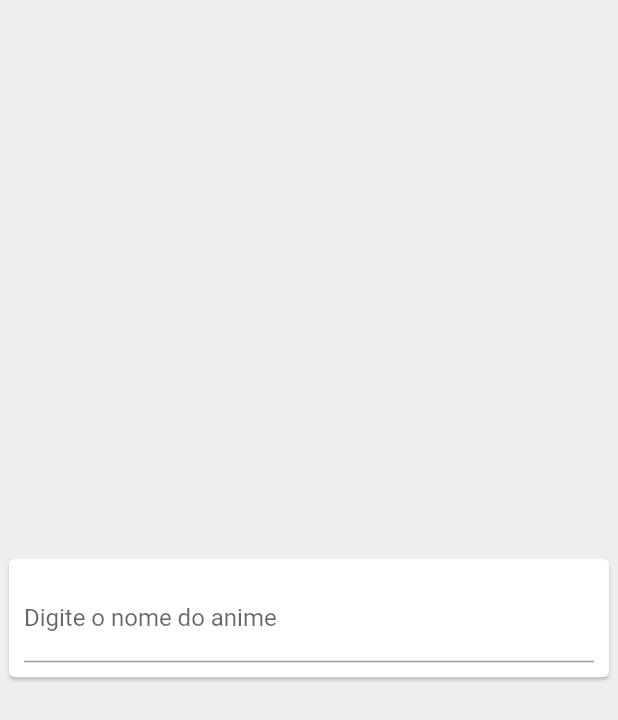
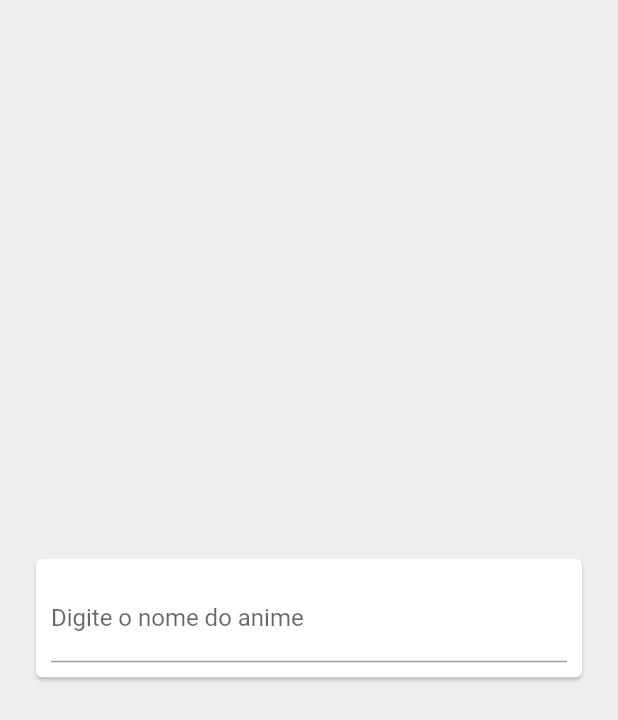
Before and after one commit to GuilhermeZety/anime, a Flutter app: the screen it shows after launch, on a phone screen of 412 x 824 dp. Shown: the top 720 px of the screen. Run offline on Flutter 3.47's test engine with Material 2 defaults, Android fonts, the phone set to English and light mode, and no system bars; our stand-ins replace auto_size_text, bloc, dio, flutter_bloc, shared_preferences.

Commit message:
:construction: coisas extras

```diff
--- a/lib/cubit/home_state.dart
+++ b/lib/cubit/home_state.dart
@@ -24,8 +24,8 @@ final class HomeResult extends HomeState {
   HomeResult(this.info);
 }
 
-final class HomeWatch extends HomeState {
-  final String url;
+// final class HomeWatch extends HomeState {
+//   final String url;
 
-  HomeWatch(this.url);
-}
+//   HomeWatch(this.url);
+// }
--- a/lib/main.dart
+++ b/lib/main.dart
@@ -1,17 +1,12 @@
 // ignore_for_file: public_member_api_docs, sort_constructors_first
-import 'dart:developer';
-
 import 'package:anime/cubit/home_cubit.dart';
+import 'package:auto_size_text/auto_size_text.dart';
 import 'package:flutter/material.dart';
-import 'package:flutter/services.dart';
 import 'package:flutter_bloc/flutter_bloc.dart';
-import 'package:webview_windows/webview_windows.dart';
-import 'package:window_manager/window_manager.dart';
 
 void main() async {
   WidgetsFlutterBinding.ensureInitialized();
   // Must add this line.
-  await windowManager.ensureInitialized();
   runApp(const MainApp());
 }
 
@@ -31,43 +26,14 @@ class Home extends StatefulWidget {
   State<Home> createState() => _HomeState();
 }
 
-class _HomeState extends State<Home> with WidgetsBindingObserver {
+class _HomeState extends State<Home> {
   final HomeCubit _cubit = HomeCubit();
   bool inFullScreen = false;
 
   @override
   void initState() {
-    WidgetsBinding.instance.addObserver(this);
-    ServicesBinding.instance.keyboard.addHandler(_onkey);
     _cubit.init();
     super.initState();
-  }
-
-  @override
-  void didChangeAppLifecycleState(AppLifecycleState state) {
-    log('state = $state');
-  }
-
-  Future setFullscreen() async {
-    var isFullScreen = await WindowManager.instance.isFullScreen();
-    if (isFullScreen) {
-      inFullScreen = false;
-      await windowManager.setFullScreen(false);
-      if (mounted) setState(() {});
-      return;
-    } else {
-      inFullScreen = true;
-      await windowManager.setFullScreen(true);
-      if (mounted) setState(() {});
-      return;
-    }
-  }
-
-  bool _onkey(KeyEvent event) {
-    if (event.logicalKey == LogicalKeyboardKey.f11 && event is KeyDownEvent) {
-      setFullscreen();
-    }
-    return false;
   }
 
   final TextEditingController _controller = TextEditingController();
@@ -87,7 +53,9 @@ class _HomeState extends State<Home> with WidgetsBindingObserver {
         },
         builder: (context, state) {
           if (state is HomeInitial) {
-            return Center(
+            return Padding(
+              padding: const EdgeInsets.all(20),
+              child: Center(
                 child: Card(
                   child: Container(
                     padding: const EdgeInsets.all(10),
@@ -103,6 +71,7 @@ class _HomeState extends State<Home> with WidgetsBindingObserver {
                     ),
                   ),
                 ),
+              ),
             );
           }
           if (state is HomeSearch) {
@@ -113,7 +82,8 @@ class _HomeState extends State<Home> with WidgetsBindingObserver {
                   leading: IconButton(
                     onPressed: () => _cubit.toInitial(),
                     icon: const Icon(Icons.arrow_back),
-                    )),
+                  ),
+                ),
                 Expanded(
                   child: SingleChildScrollView(
                     child: Wrap(
@@ -152,13 +122,22 @@ class _HomeState extends State<Home> with WidgetsBindingObserver {
                             .map(
                               (e) => GestureDetector(
                                 onTap: () => _cubit.watch(e),
-                                child: Card(
+                                child: Container(
+                                  width: 190,
+                                  height: 190,
+                                  margin: const EdgeInsets.all(5),
                                   color: list.contains(e.id.toString()) ? Colors.grey.shade400 : Colors.white,
                                   child: Column(
-                                    mainAxisSize: MainAxisSize.min,
                                     children: [
-                                      Image.network(e.img),
-                                      Text(e.name),
+                                      Image.network(
+                                        e.img,
+                                        fit: BoxFit.cover,
+                                        height: 155,
+                                      ),
+                                      AutoSizeText(
+                                        e.name,
+                                        maxLines: 2,
+                                      ),
                                     ],
                                   ),
                                 ),
@@ -169,42 +148,19 @@ class _HomeState extends State<Home> with WidgetsBindingObserver {
                     ),
                   ),
                 ),
-                SizedBox(
-                  height: 50,
-                  child: Row(children: [
+                Wrap(children: [
                   ...state.info.paginas
                       .map(
-                          (e) => TextButton(
+                        (e) => Container(
+                          padding: const EdgeInsets.symmetric(horizontal: 2),
+                          child: FilledButton(
                             onPressed: () => _cubit.selectPage(e),
                             child: Text(e.toString()),
                           ),
+                        ),
                       )
                       .toList(),
-                  ]),
-                )
-              ],
-            );
-          }
-          if (state is HomeWatch) {
-            log('state is HomeWatch');
-            log(state.url);
-            return Stack(
-              children: [
-                Webview(
-                  _cubit.controllerWV,
-                ),
-                Column(
-                  children: [
-                    AppBar(
-                      backgroundColor: Colors.transparent,
-                      elevation: 0,
-                      leading: IconButton(
-                        onPressed: () async => _cubit.toInfo(),
-                        icon: const Icon(Icons.arrow_back),
-                      ),
-                    ),
-                  ],
-                ),
+                ])
               ],
             );
           }
@@ -230,6 +186,9 @@ class AnimeItem extends StatelessWidget {
       onTap: () => onTap(),
       child: Container(
         color: Colors.white,
+        constraints: const BoxConstraints(
+          minWidth: 170,
+        ),
         margin: const EdgeInsets.all(10),
         width: (MediaQuery.sizeOf(context).width / 4) - 20,
         height: 300,
@@ -240,7 +199,14 @@ class AnimeItem extends StatelessWidget {
               fit: BoxFit.cover,
               height: 250,
             ),
-            Text(anime.name),
+            Column(
+              children: [
+                AutoSizeText(
+                  anime.name,
+                  maxLines: 3,
+                ),
+              ],
+            ),
           ],
         ),
       ),
@@ -292,5 +258,10 @@ class InfoEP {
   final String url;
   final String img;
 
-  InfoEP({required this.id, required this.name, required this.url, required this.img});
+  InfoEP({
+    required this.id,
+    required this.name,
+    required this.url,
+    required this.img,
+  });
 }
```
Also changed, not shown: lib/cubit/home_cubit.dart (+25 -21 lines), pubspec.yaml (+5 -3 lines), shorebird.yaml (added, +14 -0 lines), pubspec.lock, 15 other files. Lines whose indentation alone changed are shown as unchanged.
